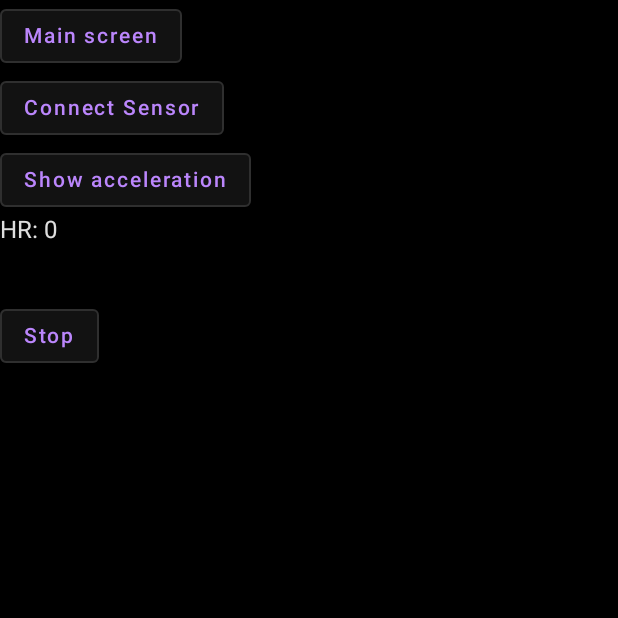
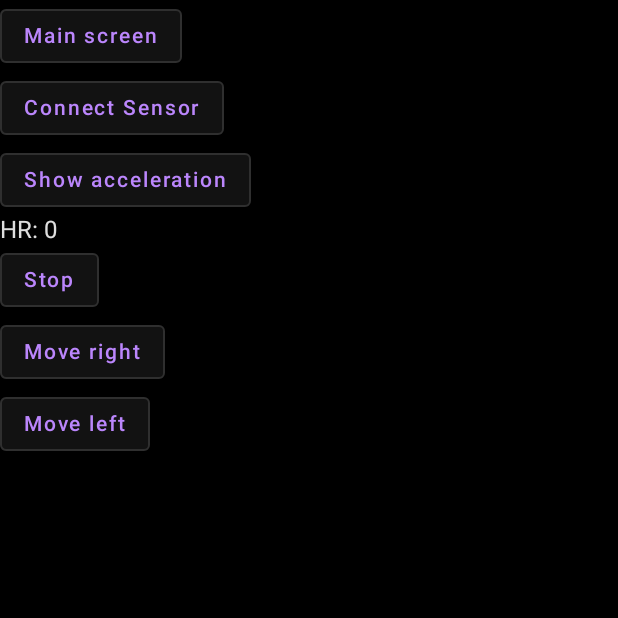
Before and after one commit to da-oulu-project-2022/group_3, an Android app built with Jetpack Compose: the composable GameScreen called with empty values, on a phone screen of 412 x 824 dp, the top half of it. Run offline under Robolectric (Android 15) with nearby library versions, the phone set to English and light mode, and no system bars; our stand-ins replace Firebase (no records; nobody signed in at launch, a user with empty details on screens opened directly), RxJava; libraries missing offline, so code that uses them is left out: com.polar.sdk; 4 statements that could not run were skipped.

Commit message:
New branch

```diff
--- a/app/src/main/java/com/example/polarmove/GameScreen.kt
+++ b/app/src/main/java/com/example/polarmove/GameScreen.kt
@@ -1,12 +1,22 @@
 package com.example.polarmove
 
+import android.graphics.Bitmap
+import android.media.Image
+import android.util.DisplayMetrics
 import android.util.Log
-import androidx.compose.foundation.layout.Column
-import androidx.compose.foundation.layout.fillMaxSize
+import androidx.compose.animation.Animatable
+import androidx.compose.animation.core.*
+import androidx.compose.foundation.Canvas
+import androidx.compose.foundation.layout.*
 import androidx.compose.material.OutlinedButton
 import androidx.compose.material.Text
 import androidx.compose.runtime.*
 import androidx.compose.ui.Modifier
+import androidx.compose.ui.geometry.Offset
+import androidx.compose.ui.geometry.Size
+import androidx.compose.ui.graphics.Color
+import androidx.compose.ui.graphics.drawscope.withTransform
+import androidx.compose.ui.unit.dp
 import androidx.navigation.NavController
 import com.polar.sdk.api.PolarBleApi
 import com.polar.sdk.api.model.PolarAccelerometerData
@@ -16,19 +26,25 @@ import io.reactivex.rxjava3.disposables.Disposable
 
 
 @Composable
-fun GameScreen( navControl: NavController, userVM: UserVM, gameVM: GameVM, api: PolarBleApi, hr: Int ){
+fun GameScreen( navControl: NavController, userVM: UserVM, gameVM: GameVM, api: PolarBleApi, hr: Int, height: Int, width: Int ){
 
     val TAG = "MY-TAG"
 
     var accDisposable: Disposable? = null
     var autoConnectDisposable: Disposable? = null
     val deviceId = "B5DED921"
-    var listX = mutableListOf<Int>()
-    var listY = mutableListOf<Int>()
 
-    var horizontal by remember { mutableStateOf("")}
-    var vertical by remember { mutableStateOf("")}
-//    var hr by remember { mutableStateOf(0) }
+    var playerX by remember { mutableStateOf(967)}
+    val playerY = 2650
+
+    fun moveLeft(){
+        if( playerX >= 967 ) playerX -= 260
+    }
+    fun moveRight(){
+        if ( playerX <= 967 ) playerX += 260
+    }
+
+    val xPossibilities = listOf( 707, 967, 1227 )
 
     Column(
         modifier = Modifier.fillMaxSize()
@@ -60,25 +76,15 @@ fun GameScreen( navControl: NavController, userVM: UserVM, gameVM: GameVM, api:
                         { polarAccData: PolarAccelerometerData ->
                             Log.d(TAG, "ACC update")
                             for (data in polarAccData.samples) {
-                                listX.add(data.x)
-                                listY.add(data.y)
+
                                 Log.d("XXX ", data.x.toString())
                                 Log.d("YYY ", data.y.toString())
                                 if ( data.z < -200) {
-                                    horizontal = "RIGHT"
+                                    moveRight()
                                 } else if ( data.z > 200 ){
-                                    horizontal = "LEFT"
+                                    moveLeft()
                                 }
-                                if ( data.y < -1250 ){
-                                    vertical = "DOWN"
-                                } else if ( data.y > -750 ) {
-                                    vertical = "UP"
-                                }
-//                                val listData = listOf(polarAccData.samples)
-//                                list4e = listData
                             }
-
-
                         },
                         { error: Throwable ->
                             Log.e(TAG, "Ecg stream failed $error")
@@ -98,17 +104,28 @@ fun GameScreen( navControl: NavController, userVM: UserVM, gameVM: GameVM, api:
         }
 
         Text("HR: $hr")
-        Text(horizontal)
-        Text(vertical)
+//        Text(horizontal)
+//        Text(vertical)
 
         OutlinedButton(onClick = {
-            Log.d("XXX ", listX.toString())
-            Log.d("YYY ", listY.toString())
+//            Log.d("XXX ", listX.toString())
+//            Log.d("YYY ", listY.toString())
             accDisposable?.dispose()
         }) {
             Text(text = "Stop")
         }
 
+        OutlinedButton(onClick = {
+            if ( playerX <= 967 ) playerX += 260
+        }) {
+            Text(text = "Move right")
+        }
+        OutlinedButton(onClick = {
+            if( playerX >= 967 ) playerX -= 260
+        }) {
+            Text(text = "Move left")
+        }
+
     }
 
 }
--- a/app/src/main/java/com/example/polarmove/GameVM.kt
+++ b/app/src/main/java/com/example/polarmove/GameVM.kt
@@ -1,7 +1,10 @@
 package com.example.polarmove
 
 import android.util.Log
+import androidx.compose.animation.core.Animatable
+import androidx.compose.animation.core.AnimationVector1D
 import androidx.compose.runtime.mutableStateOf
+import androidx.compose.runtime.remember
 import androidx.lifecycle.ViewModel
 import com.google.firebase.firestore.ktx.firestore
 import com.google.firebase.ktx.Firebase
@@ -15,7 +18,14 @@ class GameVM: ViewModel() {
     var squats = mutableStateOf(0)
     var dashes = mutableStateOf(0)
     var score = mutableStateOf(0)
-    var calories = mutableStateOf(0)
+    var calories = mutableStateOf(2800)
+
+    class Object(
+        val x: Int = 0,
+        val y: Int = 0,
+        val z: Int = 0,
+        val name: String = ""
+    )
 
     fun getOwnGames( email: String ){
         Firebase.firestore
--- a/app/src/main/java/com/example/polarmove/StartPoint.kt
+++ b/app/src/main/java/com/example/polarmove/StartPoint.kt
@@ -11,7 +11,7 @@ import com.google.firebase.auth.FirebaseUser
 import com.polar.sdk.api.PolarBleApi
 
 @Composable
-fun StartPoint( api: PolarBleApi, hr: Int){
+fun StartPoint( api: PolarBleApi, hr: Int, height: Int, width: Int){
 
     val userVM: UserVM = viewModel()
     val gameVM: GameVM = viewModel()
@@ -40,7 +40,7 @@ fun StartPoint( api: PolarBleApi, hr: Int){
                 MainScreen( navControl, userVM, auth, scState )
             }
             composable( route = "GameScreen"){
-                GameScreen(navControl, userVM, gameVM, api, hr )
+                GameScreen(navControl, userVM, gameVM, api, hr, height, width )
             }
             composable( route = "UserInfo"){
                 UserInfo( navControl, userVM, scState )
```
Also changed, not shown: app/src/main/java/com/example/polarmove/MainActivity.kt (+7 -1 lines).
